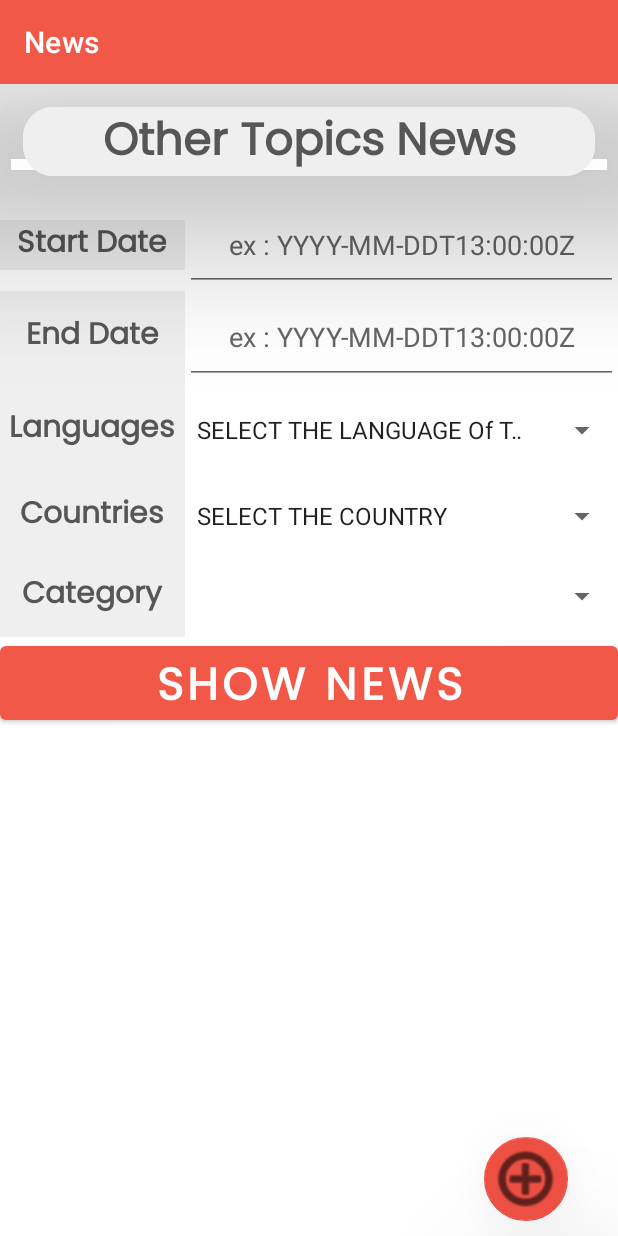
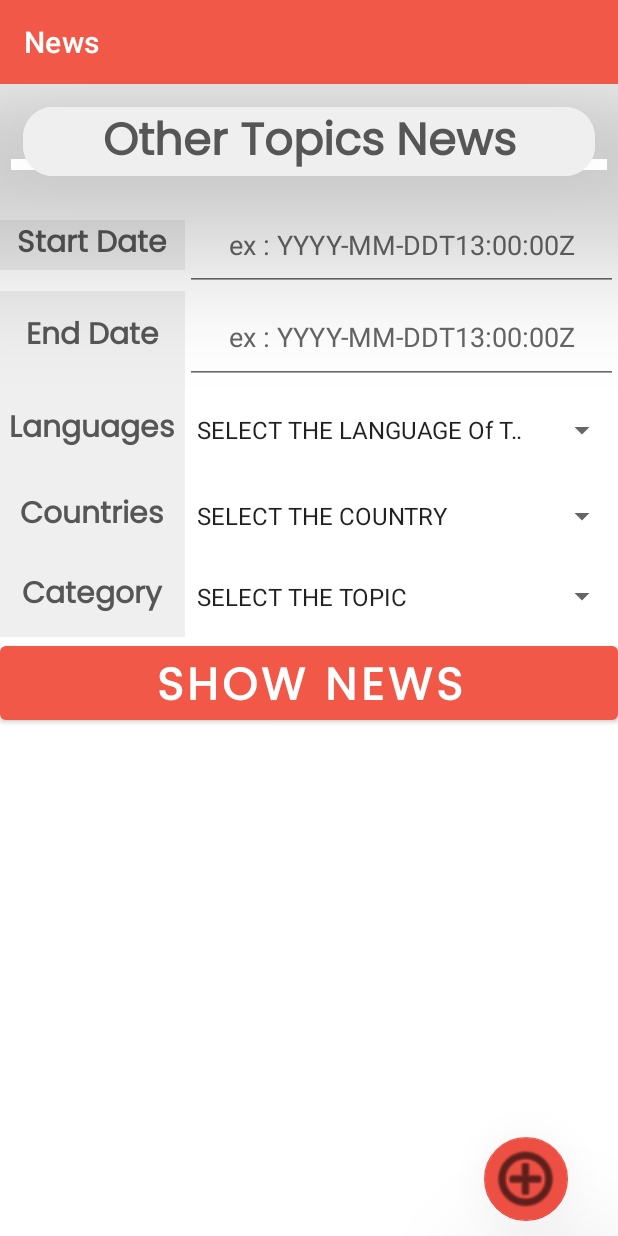
Before and after one commit to amrhisham-95/NewsApp, an Android app: the OtherTopicFragment screen opened through its navigation route, on a phone screen of 412 x 824 dp. Run offline under Robolectric (Android 15) with nearby library versions, the phone set to English and light mode, and no system bars; our stand-ins replace Firebase (no records; nobody signed in at launch, a user with empty details on screens opened directly), Room's generated code, data binding.

Commit message:
final Commit

```diff
--- a/app/src/main/java/com/example/newsapp/fragments/OtherTopicFragment.kt
+++ b/app/src/main/java/com/example/newsapp/fragments/OtherTopicFragment.kt
@@ -271,9 +271,9 @@ class OtherTopicFragment : Fragment(), OnRecyclerViewClick {
 
     private fun categoriesSpinnerOtherTopics(){
 
-        val mySpinnerAdapter = ArrayAdapter.createFromResource(requireContext(),R.array.languagesSpinner,android.R.layout.simple_spinner_item)
+        val mySpinnerAdapter = ArrayAdapter.createFromResource(requireContext(),R.array.categoriesSpinner,android.R.layout.simple_spinner_item)
 
-        binding.spinnerLanguagesOtherTopics.apply {
+        binding.categoriesSpinnerOtherTopics.apply {
             adapter=mySpinnerAdapter
             onItemSelectedListener= object : AdapterView.OnItemSelectedListener{
                 override fun onItemSelected(
```
